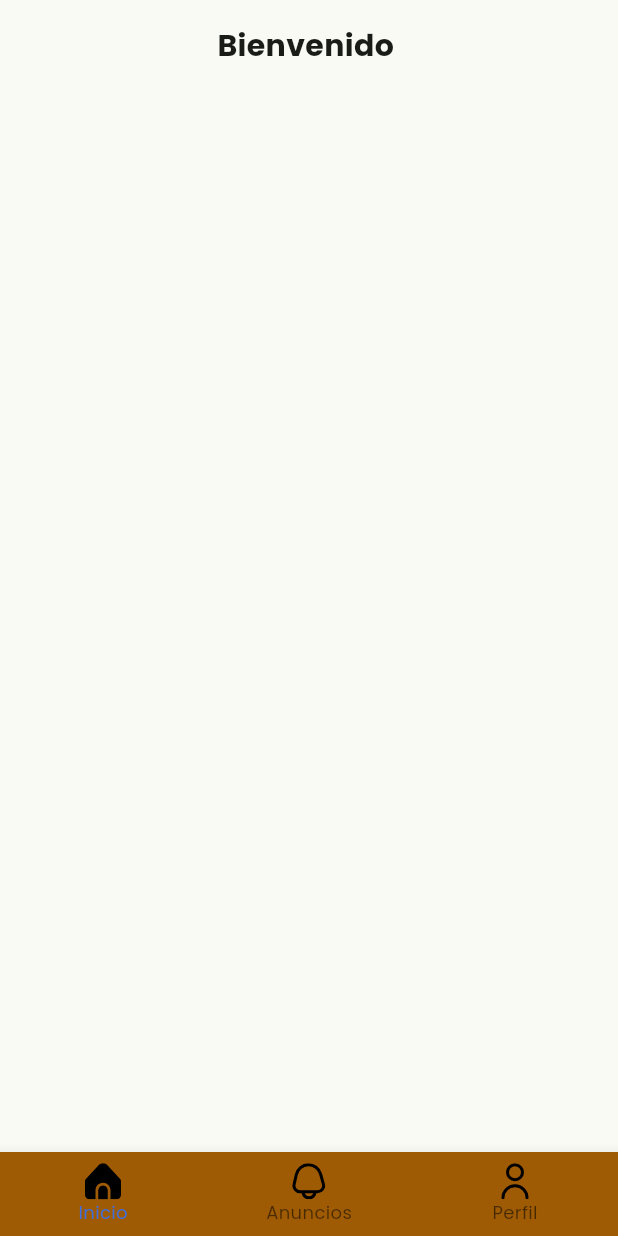
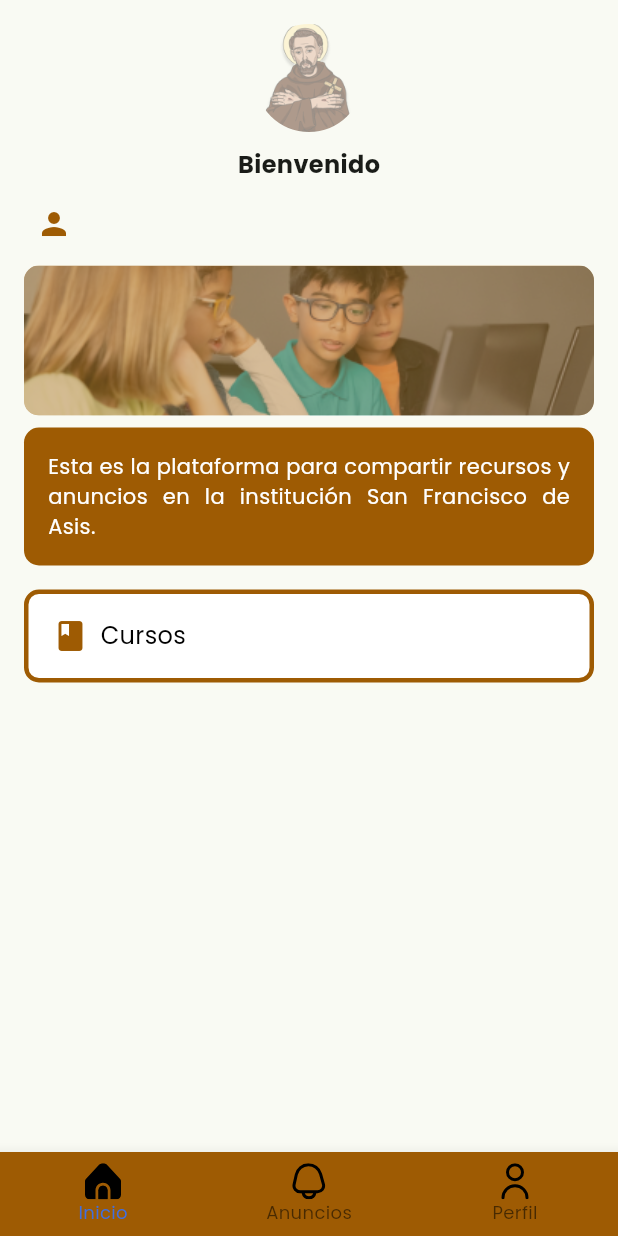
Before and after one commit to peteragurto/app-educativa-piura, a Flutter app: the MenuScreen screen opened directly, on a phone screen of 412 x 824 dp. Run offline on Flutter 3.47's test engine with Material 3 defaults, Android fonts, the phone set to English and light mode, and no system bars; our stand-ins replace cloud_firestore, firebase_auth, firebase_core, firebase_storage, flutter_svg; missing offline and left inert: flutter_downloader; accounts and stored records are empty.

Commit message:
Añade cambios en WelcomeScreen

```diff
--- a/lib/src/presentation/pages/main/profile_screen.dart
+++ b/lib/src/presentation/pages/main/profile_screen.dart
@@ -11,6 +11,30 @@ class ProfileScreen extends StatefulWidget {
 }
 
 class _ProfileScreenState extends State<ProfileScreen> {
+
+  void showSnackBar(BuildContext context, String message) {
+    ScaffoldMessenger.of(context).showSnackBar(
+      SnackBar(
+        content: Text(message),
+        backgroundColor: Colors.red,
+        duration: const Duration(seconds: 3),
+      ),
+    );
+  }
+
+  Future<void> _signOut() async {
+    final loginProvider = Provider.of<LoginProvider>(context, listen: false);
+    try {
+      await loginProvider.signOut();
+      Navigator.pushReplacement(
+        context,
+        MaterialPageRoute(builder: (context) => const LoginScreen()),
+      );
+    } catch (e) {
+      showSnackBar(context, "Error al cerrar sesión. Por favor intenta de nuevo.");
+    }
+  }
+
   @override
   Widget build(BuildContext context) {
     final loginProvider = Provider.of<LoginProvider>(context);
@@ -18,10 +42,10 @@ class _ProfileScreenState extends State<ProfileScreen> {
 
     return SafeArea(
       child: Padding(
-          padding: EdgeInsets.all(16.0),
+          padding: const EdgeInsets.all(16.0),
           child: Column(
             children: [
-              Text("Perfil"),
+              const Text("Perfil"),
               const SizedBox(height: 20.0),
               if(usuario != null)
                 Column(
@@ -30,17 +54,11 @@ class _ProfileScreenState extends State<ProfileScreen> {
                     Text('Email: ${usuario.email}', style: const TextStyle(fontSize: 18.0)),
                     const SizedBox(height: 20.0),
                     ElevatedButton(
-                      onPressed: () async {
-                        await loginProvider.signOut();
-                        Navigator.pushReplacement(
-                          context,
-                          MaterialPageRoute(builder: (context) => const LoginScreen()),
-                        );
-                      },
-                      child: const Text('Cerrar sesión'),
+                      onPressed: _signOut,
                       style: ElevatedButton.styleFrom(
                         backgroundColor: const Color.fromARGB(255, 158, 91, 3),
                       ),
+                      child: const Text('Cerrar sesión'),
                     ),
                   ],
                 )
--- a/lib/src/presentation/pages/main/welcome_screen.dart
+++ b/lib/src/presentation/pages/main/welcome_screen.dart
@@ -1,7 +1,9 @@
 import 'package:flutter/material.dart';
 import 'package:provider/provider.dart';
 import 'package:yachaywai/src/domain/entities/usuario.dart';
+import 'package:yachaywai/src/presentation/pages/main/courselist_screen.dart';
 import 'package:yachaywai/src/presentation/providers/login_provider.dart';
+import 'package:yachaywai/src/presentation/widgets/rounded_image.dart';
 
 class WelcomeScreen extends StatefulWidget {
   const WelcomeScreen({super.key});
@@ -17,19 +19,159 @@ class _WelcomeScreenState extends State<WelcomeScreen> {
     final loginProvider = Provider.of<LoginProvider>(context);
     Usuario? usuario = loginProvider.usuario;
 
+    Widget buildUserRoleLabel(String? userRole) {
+      if (userRole == 'docente') {
+        return Container(
+          padding: const EdgeInsets.symmetric(horizontal: 8.0, vertical: 4.0),
+          decoration: BoxDecoration(
+            color: Colors.red, // Color for "Docente"
+            borderRadius: BorderRadius.circular(16.0),
+          ),
+          child: const Text(
+            'Docente',
+            style: TextStyle(
+              fontSize: 12.0,
+              fontWeight: FontWeight.bold,
+            ),
+          ),
+        );
+      } else if (userRole == 'alumno') {
+        return Container(
+          padding: const EdgeInsets.symmetric(horizontal: 8.0, vertical: 4.0),
+          decoration: BoxDecoration(
+            color: Colors.red.shade300, // Color for "Alumno"
+            borderRadius: BorderRadius.circular(16.0),
+          ),
+          child: const Text(
+            'Alumno',
+            style: TextStyle(
+              fontSize: 12.0,
+              fontWeight: FontWeight.bold,
+            ),
+          ),
+        );
+      } else {
+        return const SizedBox.shrink(); // Return an empty widget if no role is found
+      }
+    }
+
     return Padding(
           padding: const EdgeInsets.all(16.0),
           child: SingleChildScrollView(
             child: Column(
               mainAxisAlignment: MainAxisAlignment.spaceAround,
+              crossAxisAlignment: CrossAxisAlignment.start,
               children: [
-                Text(
-                  'Bienvenido ${usuario?.nombre ?? 'No hay datos'}',
-                  style: const TextStyle(
-                    fontSize: 20.0,
-                    fontWeight: FontWeight.bold,
+                const Center(
+                  child: Column(
+                    children: [
+                      Opacity(
+                        opacity: 0.5,
+                        child: RoundedImage(
+                          imagePath: 'assets/asis/asis-senor.png',
+                          initialRadius: 36.0,
+                        ),
+                      ),
+                      SizedBox(height: 10.0),
+                      Text(
+                        'Bienvenido',
+                        style: TextStyle(
+                          fontSize: 16.0,
+                          fontWeight: FontWeight.bold,
+                        ),
+                      ),
+                    ],
                   ),
-                )
+                ),
+                const SizedBox(height: 16.0),
+                Row(
+                  children: [
+                    Text(
+                      usuario?.nombre ?? '',
+                      style: const TextStyle(
+                        fontSize: 16.0,
+                        fontWeight: FontWeight.normal,
+                      ),
+                      textAlign: TextAlign.start,
+                    ),
+                    const SizedBox(width: 8.0),
+                    const Icon(
+                      Icons.person,
+                      color: Color.fromARGB(255, 158, 91, 3),
+                    ),
+                    buildUserRoleLabel(usuario?.rol)
+                  ],
+                ),
+                const SizedBox(height: 16.0,),
+                SizedBox(
+                  height: 100,
+                  child: ClipRRect( // Agregamos ClipRRect
+                    borderRadius: BorderRadius.circular(10.0),
+                    child: Container(
+                      width: double.infinity,
+                      color: const Color.fromARGB(255, 158, 91, 3).withOpacity(0.8),
+                      child: Opacity(
+                        opacity: 0.5,
+                        child: Image.asset(
+                          'assets/asis/laptop1.png',
+                          fit: BoxFit.cover,
+                        ),
+                      )
+                    ),
+                  ),
+                ),
+                const SizedBox(height: 8.0),
+                Container(
+                  padding: const EdgeInsets.all(16.0),
+                  decoration: BoxDecoration(
+                    color: const Color.fromARGB(255, 158, 91, 3),
+                    borderRadius: BorderRadius.circular(10.0), // Esquinas redondeadas
+                  ),
+                  child: const Text(
+                    "Esta es la plataforma para compartir recursos y anuncios en la institución San Francisco de Asis.", // Mensaje de bienvenida
+                    style: TextStyle(
+                      color: Colors.white, // Texto en blanco
+                    ),
+                    textAlign: TextAlign.justify,
+                  ),
+                ),
+                const SizedBox(height: 16), // Espacio entre contenedores
+                InkWell(
+                  onTap: () {
+                    Navigator.push(
+                      context,
+                      MaterialPageRoute(builder: (context) => const CourseListScreen()),
+                    );
+                  },
+                  child: Container(
+                    width: double.infinity,
+                    padding: const EdgeInsets.all(16.0),
+                    decoration: BoxDecoration(
+                      color: Colors.white,
+                      borderRadius: BorderRadius.circular(10.0),
+                      border: Border.all(
+                        color: const Color.fromARGB(255, 158, 91, 3),
+                        width: 3.0
+                      ),
+                    ),
+                    child: const Row(
+                      children: [
+                        Icon(
+                          Icons.book,
+                          color: Color.fromARGB(255, 158, 91, 3),
+                        ),
+                        SizedBox(width: 8.0),
+                        Text(
+                          "Cursos",
+                          style: TextStyle(
+                            color: Colors.black,
+                            fontSize: 16.0,
+                          ),
+                        ),
+                      ],
+                    ),
+                  ),
+                ),
               ],
             ),
           ),
--- a/pubspec.yaml
+++ b/pubspec.yaml
@@ -74,9 +74,7 @@ flutter:
 
   # To add assets to your application, add an assets section, like this:
   assets:
-     - assets/images/
      - assets/iconos/
-     - assets/profesores/
      - assets/asis/
   #   - images/a_dot_ham.jpeg
 
```
Also changed, not shown: assets/asis/laptop1.png (added).
